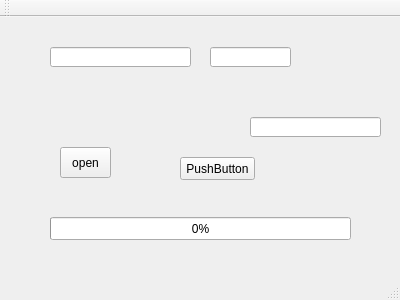
First picture: the form in airbase.ui, repository Kreogist/FAir, before the edit.
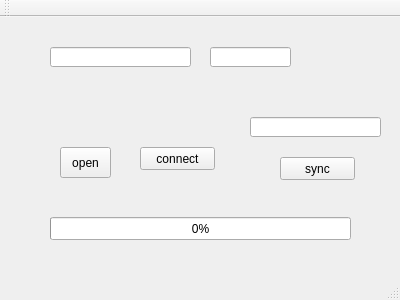
Second picture: the form after the edit.

Diff of the .ui file:
```diff
--- a/airbase.ui
+++ b/airbase.ui
@@ -73,14 +73,27 @@
    <widget class="QPushButton" name="connect">
     <property name="geometry">
      <rect>
-      <x>180</x>
+      <x>140</x>
+      <y>130</y>
+      <width>75</width>
+      <height>23</height>
+     </rect>
+    </property>
+    <property name="text">
+     <string>connect</string>
+    </property>
+   </widget>
+   <widget class="QPushButton" name="sync">
+    <property name="geometry">
+     <rect>
+      <x>280</x>
       <y>140</y>
       <width>75</width>
       <height>23</height>
      </rect>
     </property>
     <property name="text">
-     <string>PushButton</string>
+     <string>sync</string>
     </property>
    </widget>
   </widget>
```
